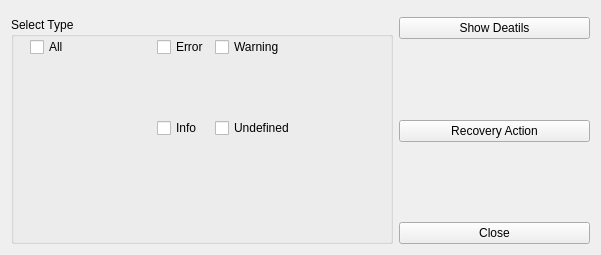
This is ServiceSW/Master/Components/LogViewerDialog/Forms/SystemLogViewerDlg.ui in Liyezhong/Master as Qt 5 draws it before an edit. The edited form follows.
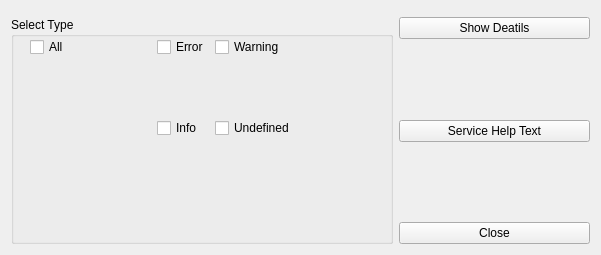
This is the edited form. Custom widgets are drawn as their Qt base class.

Commit message: update for service help text

What changed in the file:
```diff
--- a/ServiceSW/Master/Components/LogViewerDialog/Forms/SystemLogViewerDlg.ui
+++ b/ServiceSW/Master/Components/LogViewerDialog/Forms/SystemLogViewerDlg.ui
@@ -193,7 +193,7 @@
      <item>
       <widget class="QPushButton" name="recoveryActionBtn">
        <property name="text">
-        <string>Recovery Action</string>
+        <string>Service Help Text</string>
        </property>
       </widget>
      </item>
```
Left out of the diff: 2 changed lines with no effect on the pictures. The commit also changes 13 other files.
